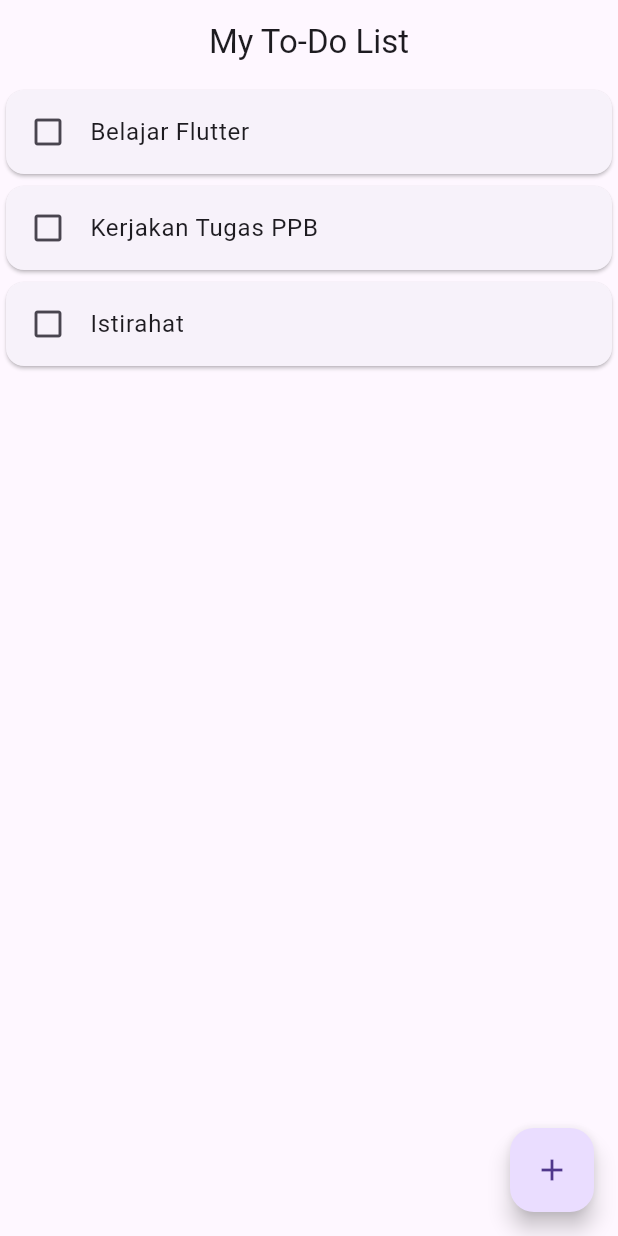
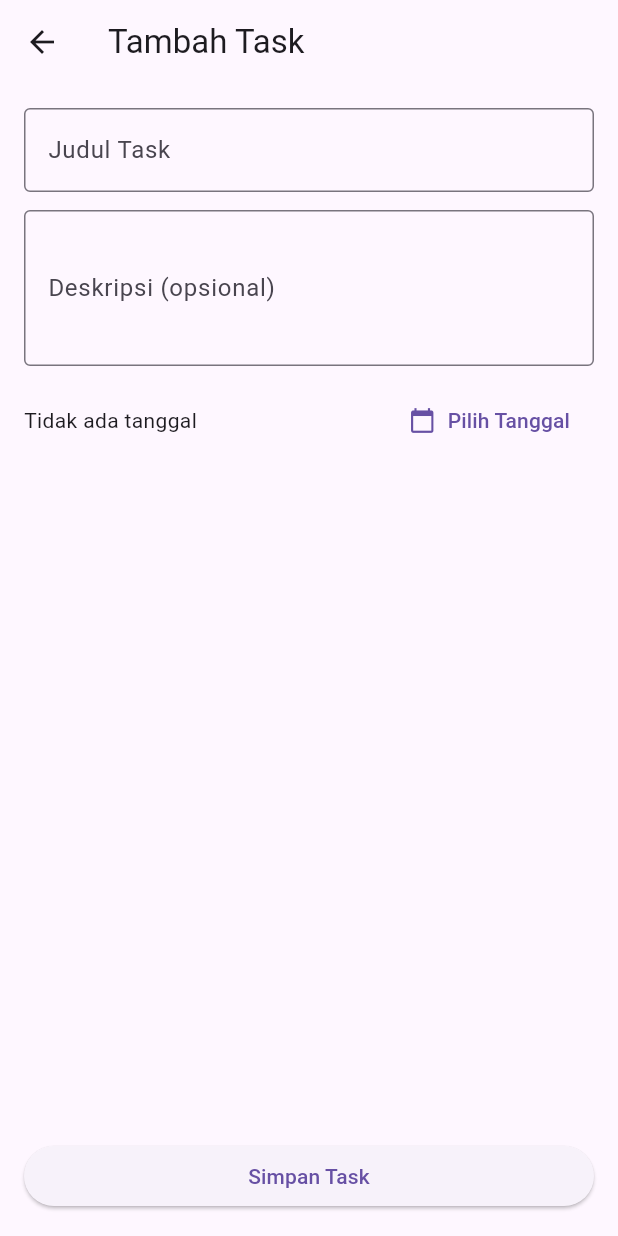
Before and after one commit to MoChikayo/todo_flutter_ppb, a Flutter app: the screen it shows after launch, after a tap on the "add" icon, on a phone screen of 412 x 824 dp. Run offline on Flutter 3.47's test engine with Material 3 defaults, Android fonts, the phone set to English and light mode, and no system bars.

Commit message:
Implement add task feature with Task model and AddTaskScreen

```diff
--- /dev/null
+++ b/lib/models/task.dart
@@ -0,0 +1,13 @@
+class Task {
+  String title;
+  String? description;
+  bool isCompleted;
+  DateTime? dueDate;
+
+  Task({
+    required this.title,
+    this.description,
+    this.isCompleted = false,
+    this.dueDate,
+  });
+}
--- /dev/null
+++ b/lib/screens/add_task_screen.dart
@@ -0,0 +1,122 @@
+import 'package:flutter/material.dart';
+import '../models/task.dart';
+
+class AddTaskScreen extends StatefulWidget {
+  const AddTaskScreen({super.key});
+
+  @override
+  State<AddTaskScreen> createState() => _AddTaskScreenState();
+}
+
+class _AddTaskScreenState extends State<AddTaskScreen> {
+  final _formKey = GlobalKey<FormState>();
+
+  final TextEditingController _titleController = TextEditingController();
+  final TextEditingController _descriptionController = TextEditingController();
+
+  DateTime? _selectedDate;
+
+  @override
+  void dispose() {
+    _titleController.dispose();
+    _descriptionController.dispose();
+    super.dispose();
+  }
+
+  void _saveTask() {
+    if (_formKey.currentState!.validate()) {
+      final newTask = Task(
+        title: _titleController.text.trim(),
+        description: _descriptionController.text.trim().isEmpty
+            ? null
+            : _descriptionController.text.trim(),
+        dueDate: _selectedDate,
+      );
+
+      // kirim Task balik ke HomeScreen
+      Navigator.pop(context, newTask);
+    }
+  }
+
+  Future<void> _pickDate() async {
+    final now = DateTime.now();
+    final pickedDate = await showDatePicker(
+      context: context,
+      initialDate: now,
+      firstDate: now.subtract(const Duration(days: 365)),
+      lastDate: now.add(const Duration(days: 365 * 5)),
+    );
+
+    if (pickedDate != null) {
+      setState(() {
+        _selectedDate = pickedDate;
+      });
+    }
+  }
+
+  @override
+  Widget build(BuildContext context) {
+    return Scaffold(
+      appBar: AppBar(
+        title: const Text("Tambah Task"),
+      ),
+      body: Padding(
+        padding: const EdgeInsets.all(16.0),
+        child: Form(
+          key: _formKey,
+          child: Column(
+            children: [
+              TextFormField(
+                controller: _titleController,
+                decoration: const InputDecoration(
+                  labelText: "Judul Task",
+                  border: OutlineInputBorder(),
+                ),
+                validator: (value) {
+                  if (value == null || value.trim().isEmpty) {
+                    return "Judul tidak boleh kosong";
+                  }
+                  return null;
+                },
+              ),
+              const SizedBox(height: 12),
+              TextFormField(
+                controller: _descriptionController,
+                maxLines: 3,
+                decoration: const InputDecoration(
+                  labelText: "Deskripsi (opsional)",
+                  border: OutlineInputBorder(),
+                ),
+              ),
+              const SizedBox(height: 12),
+              Row(
+                children: [
+                  Expanded(
+                    child: Text(
+                      _selectedDate == null
+                          ? "Tidak ada tanggal"
+                          : "Deadline: ${_selectedDate!.day}/${_selectedDate!.month}/${_selectedDate!.year}",
+                    ),
+                  ),
+                  TextButton.icon(
+                    onPressed: _pickDate,
+                    icon: const Icon(Icons.calendar_today),
+                    label: const Text("Pilih Tanggal"),
+                  ),
+                ],
+              ),
+              const Spacer(),
+              SizedBox(
+                width: double.infinity,
+                child: ElevatedButton(
+                  onPressed: _saveTask,
+                  child: const Text("Simpan Task"),
+                ),
+              ),
+            ],
+          ),
+        ),
+      ),
+    );
+  }
+}
--- a/lib/screens/home_screen.dart
+++ b/lib/screens/home_screen.dart
@@ -1,4 +1,6 @@
 import 'package:flutter/material.dart';
+import '../models/task.dart';
+import 'add_task_screen.dart';
 
 class HomeScreen extends StatefulWidget {
   const HomeScreen({super.key});
@@ -8,12 +10,27 @@ class HomeScreen extends StatefulWidget {
 }
 
 class _HomeScreenState extends State<HomeScreen> {
-  // dummy list sementara (nanti diganti storage)
-  List<String> tasks = [
-    "Belajar Flutter",
-    "Kerjakan Tugas PPB",
-    "Istirahat"
+  // sekarang pakai List<Task>, bukan List<String>
+  List<Task> tasks = [
+    Task(title: "Belajar Flutter", description: "Mengerjakan project PPB"),
+    Task(title: "Kerjakan Tugas PPB"),
+    Task(title: "Istirahat"),
   ];
+
+  Future<void> _navigateToAddTask() async {
+    final newTask = await Navigator.push<Task>(
+      context,
+      MaterialPageRoute(
+        builder: (context) => const AddTaskScreen(),
+      ),
+    );
+
+    if (newTask != null) {
+      setState(() {
+        tasks.add(newTask);
+      });
+    }
+  }
 
   @override
   Widget build(BuildContext context) {
@@ -25,9 +42,7 @@ class _HomeScreenState extends State<HomeScreen> {
       ),
 
       floatingActionButton: FloatingActionButton(
-        onPressed: () {
-          // nanti diarahkan ke Add Task
-        },
+        onPressed: _navigateToAddTask,
         child: const Icon(Icons.add),
       ),
 
@@ -41,10 +56,41 @@ class _HomeScreenState extends State<HomeScreen> {
           : ListView.builder(
               itemCount: tasks.length,
               itemBuilder: (context, index) {
+                final task = tasks[index];
+
                 return Card(
                   child: ListTile(
-                    leading: const Icon(Icons.check_box_outline_blank),
-                    title: Text(tasks[index]),
+                    leading: Icon(
+                      task.isCompleted
+                          ? Icons.check_box
+                          : Icons.check_box_outline_blank,
+                    ),
+                    title: Text(
+                      task.title,
+                      style: TextStyle(
+                        decoration: task.isCompleted
+                            ? TextDecoration.lineThrough
+                            : TextDecoration.none,
+                      ),
+                    ),
+                    subtitle: task.description != null || task.dueDate != null
+                        ? Column(
+                            crossAxisAlignment: CrossAxisAlignment.start,
+                            children: [
+                              if (task.description != null)
+                                Text(task.description!),
+                              if (task.dueDate != null)
+                                Text(
+                                  "Deadline: ${task.dueDate!.day}/${task.dueDate!.month}/${task.dueDate!.year}",
+                                  style: const TextStyle(
+                                      fontSize: 12, color: Colors.grey),
+                                ),
+                            ],
+                          )
+                        : null,
+                    onTap: () {
+                      // nanti dipakai buat edit / toggle selesai
+                    },
                   ),
                 );
               },
```
